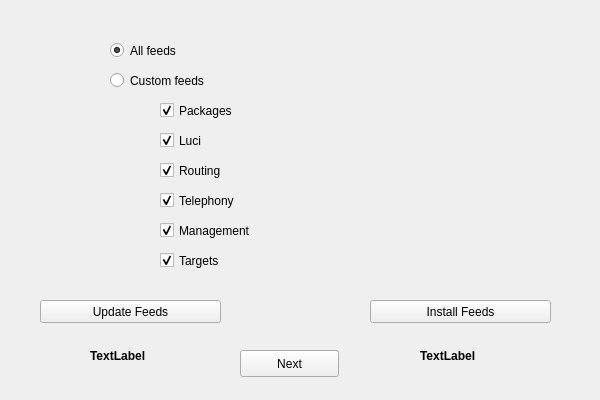
Qt form feeds.ui (kishangondaliya/obs) before a commit.
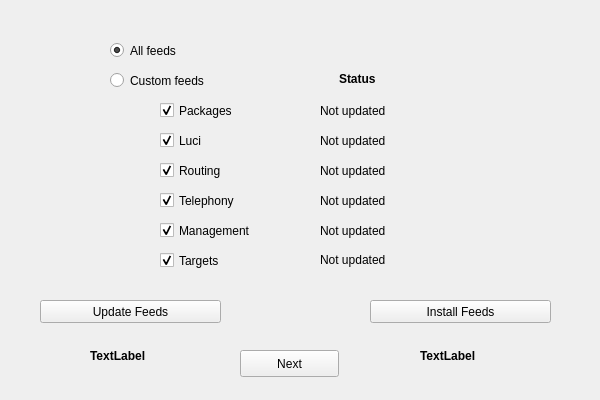
The same form after that commit.

Commit message: Change label for better readability.

Patch:
```diff
--- a/feeds.ui
+++ b/feeds.ui
@@ -234,6 +234,103 @@
      <string>Next</string>
     </property>
    </widget>
+   <widget class="QLabel" name="packages_status">
+    <property name="geometry">
+     <rect>
+      <x>320</x>
+      <y>102</y>
+      <width>111</width>
+      <height>17</height>
+     </rect>
+    </property>
+    <property name="text">
+     <string>Not updated</string>
+    </property>
+   </widget>
+   <widget class="QLabel" name="luci_status">
+    <property name="geometry">
+     <rect>
+      <x>320</x>
+      <y>132</y>
+      <width>111</width>
+      <height>17</height>
+     </rect>
+    </property>
+    <property name="text">
+     <string>Not updated</string>
+    </property>
+   </widget>
+   <widget class="QLabel" name="routing_status">
+    <property name="geometry">
+     <rect>
+      <x>320</x>
+      <y>162</y>
+      <width>111</width>
+      <height>17</height>
+     </rect>
+    </property>
+    <property name="text">
+     <string>Not updated</string>
+    </property>
+   </widget>
+   <widget class="QLabel" name="telephony_status">
+    <property name="geometry">
+     <rect>
+      <x>320</x>
+      <y>192</y>
+      <width>121</width>
+      <height>17</height>
+     </rect>
+    </property>
+    <property name="text">
+     <string>Not updated</string>
+    </property>
+   </widget>
+   <widget class="QLabel" name="management_status">
+    <property name="geometry">
+     <rect>
+      <x>320</x>
+      <y>222</y>
+      <width>121</width>
+      <height>17</height>
+     </rect>
+    </property>
+    <property name="text">
+     <string>Not updated</string>
+    </property>
+   </widget>
+   <widget class="QLabel" name="target_status">
+    <property name="geometry">
+     <rect>
+      <x>320</x>
+      <y>251</y>
+      <width>121</width>
+      <height>17</height>
+     </rect>
+    </property>
+    <property name="text">
+     <string>Not updated</string>
+    </property>
+   </widget>
+   <widget class="QLabel" name="status_label">
+    <property name="geometry">
+     <rect>
+      <x>339</x>
+      <y>70</y>
+      <width>67</width>
+      <height>17</height>
+     </rect>
+    </property>
+    <property name="font">
+     <font>
+      <weight>75</weight>
+      <bold>true</bold>
+     </font>
+    </property>
+    <property name="text">
+     <string>Status</string>
+    </property>
+   </widget>
   </widget>
  </widget>
  <resources/>
```
Left out of the diff: 4 changed lines with no effect on the pictures. The commit also changes 2 other files.
